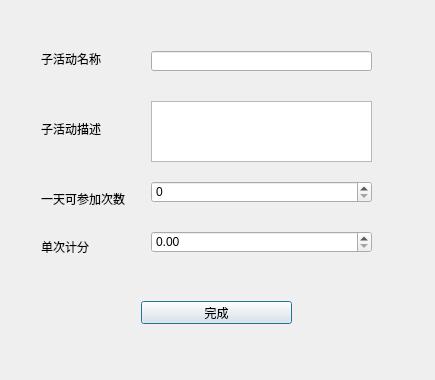
Qt form SimapleActivity/createchildactivity.ui (NoHearting/SimapleActivity) before a commit.
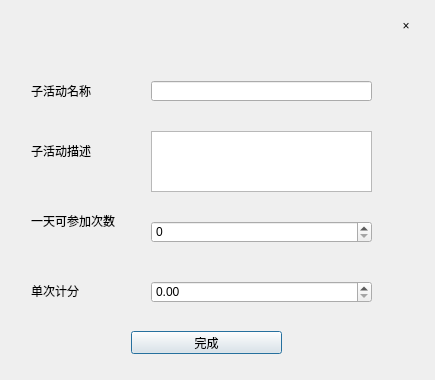
The same form after that commit. Custom widgets are drawn as their Qt base class.

The edit to the form file:
```diff
--- a/SimapleActivity/createchildactivity.ui
+++ b/SimapleActivity/createchildactivity.ui
@@ -19,12 +19,24 @@
      <widget class="QLabel" name="label">
       <property name="geometry">
        <rect>
-        <x>30</x>
-        <y>40</y>
-        <width>91</width>
-        <height>16</height>
+        <x>20</x>
+        <y>70</y>
+        <width>100</width>
+        <height>20</height>
        </rect>
       </property>
+      <property name="minimumSize">
+       <size>
+        <width>100</width>
+        <height>20</height>
+       </size>
+      </property>
+      <property name="maximumSize">
+       <size>
+        <width>100</width>
+        <height>20</height>
+       </size>
+      </property>
       <property name="text">
        <string>子活动名称</string>
       </property>
@@ -33,7 +45,7 @@
       <property name="geometry">
        <rect>
         <x>140</x>
-        <y>40</y>
+        <y>70</y>
         <width>221</width>
         <height>20</height>
        </rect>
@@ -43,7 +55,7 @@
       <property name="geometry">
        <rect>
         <x>140</x>
-        <y>90</y>
+        <y>120</y>
         <width>221</width>
         <height>61</height>
        </rect>
@@ -52,12 +64,24 @@
      <widget class="QLabel" name="label_2">
       <property name="geometry">
        <rect>
-        <x>30</x>
-        <y>110</y>
-        <width>81</width>
-        <height>16</height>
+        <x>20</x>
+        <y>130</y>
+        <width>100</width>
+        <height>20</height>
        </rect>
       </property>
+      <property name="minimumSize">
+       <size>
+        <width>100</width>
+        <height>20</height>
+       </size>
+      </property>
+      <property name="maximumSize">
+       <size>
+        <width>100</width>
+        <height>20</height>
+       </size>
+      </property>
       <property name="text">
        <string>子活动描述</string>
       </property>
@@ -65,8 +89,8 @@
      <widget class="QPushButton" name="pushButton_finished">
       <property name="geometry">
        <rect>
-        <x>130</x>
-        <y>290</y>
+        <x>120</x>
+        <y>320</y>
         <width>151</width>
         <height>23</height>
        </rect>
@@ -78,12 +102,24 @@
      <widget class="QLabel" name="label_3">
       <property name="geometry">
        <rect>
-        <x>30</x>
-        <y>180</y>
-        <width>91</width>
-        <height>16</height>
+        <x>20</x>
+        <y>200</y>
+        <width>100</width>
+        <height>20</height>
        </rect>
       </property>
+      <property name="minimumSize">
+       <size>
+        <width>100</width>
+        <height>20</height>
+       </size>
+      </property>
+      <property name="maximumSize">
+       <size>
+        <width>100</width>
+        <height>20</height>
+       </size>
+      </property>
       <property name="text">
        <string>一天可参加次数</string>
       </property>
@@ -91,12 +127,24 @@
      <widget class="QLabel" name="label_4">
       <property name="geometry">
        <rect>
-        <x>30</x>
-        <y>230</y>
-        <width>54</width>
-        <height>12</height>
+        <x>20</x>
+        <y>270</y>
+        <width>100</width>
+        <height>20</height>
        </rect>
       </property>
+      <property name="minimumSize">
+       <size>
+        <width>100</width>
+        <height>20</height>
+       </size>
+      </property>
+      <property name="maximumSize">
+       <size>
+        <width>100</width>
+        <height>20</height>
+       </size>
+      </property>
       <property name="text">
        <string>单次计分</string>
       </property>
@@ -105,7 +153,7 @@
       <property name="geometry">
        <rect>
         <x>140</x>
-        <y>170</y>
+        <y>210</y>
         <width>221</width>
         <height>22</height>
        </rect>
@@ -115,16 +163,40 @@
       <property name="geometry">
        <rect>
         <x>140</x>
-        <y>220</y>
+        <y>270</y>
         <width>221</width>
         <height>22</height>
        </rect>
       </property>
      </widget>
+     <widget class="QToolButton" name="toolButton">
+      <property name="geometry">
+       <rect>
+        <x>380</x>
+        <y>0</y>
+        <width>30</width>
+        <height>30</height>
+       </rect>
+      </property>
+      <property name="text">
+       <string>×</string>
+      </property>
+      <property name="autoRaise">
+       <bool>true</bool>
+      </property>
+     </widget>
     </widget>
    </item>
   </layout>
  </widget>
+ <customwidgets>
+  <customwidget>
+   <class>MyWidgetRegister</class>
+   <extends>QWidget</extends>
+   <header location="global">mywidgetregister.h</header>
+   <container>1</container>
+  </customwidget>
+ </customwidgets>
  <resources/>
  <connections/>
 </ui>
```
Left out of the diff: 5 changed lines with no effect on the pictures.
